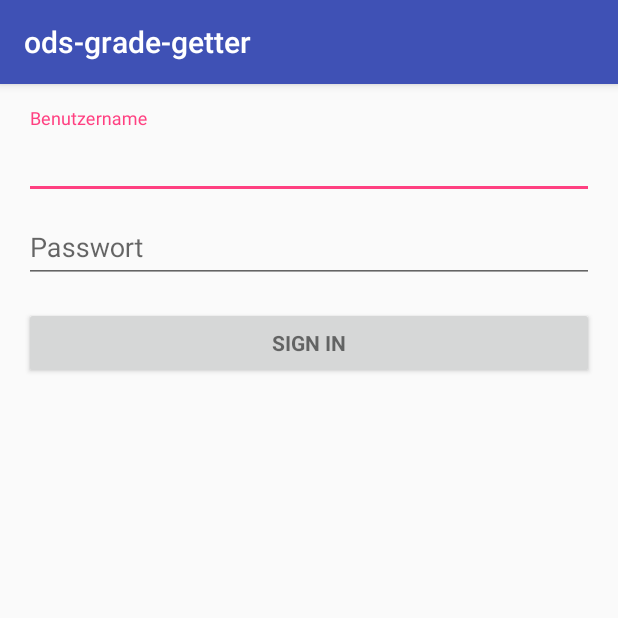
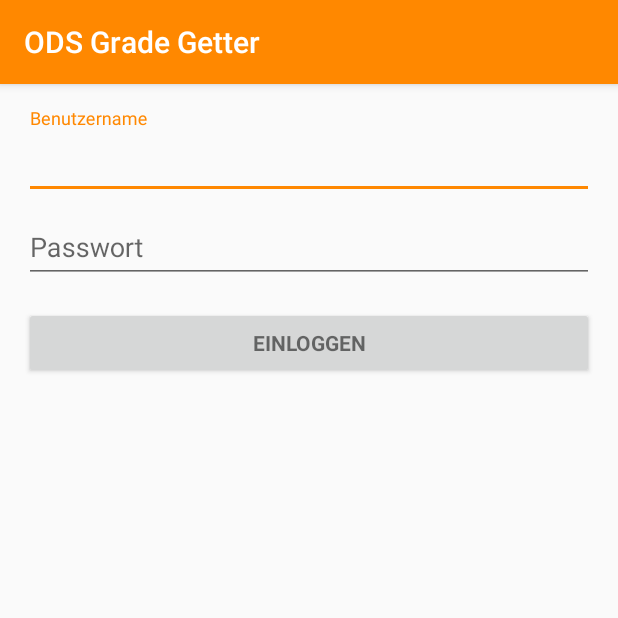
Before and after one commit to devWhyqueue/ods-grade-getter, an Android app: the screen it shows after launch (LoginActivity), on a phone screen of 412 x 824 dp, the top half of it. Run offline under Robolectric (Android 15) with nearby library versions, the phone set to English and light mode, and no system bars.

Commit message:
UI improvements

```diff
--- a/app/src/main/res/layout/activity_login.xml
+++ b/app/src/main/res/layout/activity_login.xml
@@ -15,9 +15,18 @@
     <ProgressBar
         android:id="@+id/login_progress"
         style="?android:attr/progressBarStyleLarge"
-        android:layout_width="wrap_content"
+        android:layout_width="260dp"
+        android:layout_height="260dp"
+        android:layout_marginBottom="8dp"
+        android:visibility="gone" />
+
+    <TextView
+        android:id="@+id/loading_text"
+        android:layout_width="match_parent"
         android:layout_height="wrap_content"
-        android:layout_marginBottom="8dp"
+        android:gravity="center_horizontal"
+        android:text="Logging you in..."
+        android:textAppearance="@style/TextAppearance.AppCompat.Large"
         android:visibility="gone" />
 
     <ScrollView
--- a/app/src/main/res/values/colors.xml
+++ b/app/src/main/res/values/colors.xml
@@ -1,6 +1,6 @@
 <?xml version="1.0" encoding="utf-8"?>
 <resources>
-    <color name="colorPrimary">#3F51B5</color>
-    <color name="colorPrimaryDark">#303F9F</color>
-    <color name="colorAccent">#FF4081</color>
+    <color name="colorPrimary">#ffff8800</color>
+    <color name="colorPrimaryDark">#ffff8800</color>
+    <color name="colorAccent">#ffff8800</color>
 </resources>
--- a/app/src/main/res/values/strings.xml
+++ b/app/src/main/res/values/strings.xml
@@ -1,11 +1,11 @@
 <resources>
-    <string name="app_name">ods-grade-getter</string>
+    <string name="app_name">ODS Grade Getter</string>
 
     <!-- Strings related to login -->
     <string name="prompt_email">Email</string>
     <string name="prompt_password">Password (optional)</string>
     <string name="action_sign_in">Sign in or register</string>
-    <string name="action_sign_in_short">Sign in</string>
+    <string name="action_sign_in_short">Einloggen</string>
     <string name="error_invalid_email">This email address is invalid</string>
     <string name="error_invalid_password">This password is too short</string>
     <string name="error_incorrect_password">This password is incorrect</string>
```
Also changed, not shown: app/src/main/java/de/queisler/ods_grade_getter/LoginActivity.java (+13 -0 lines), app/src/main/java/de/queisler/ods_grade_getter/ShowGradesActivity.java (+8 -1 lines), app/src/main/res/layout/activity_show_grades.xml (+43 -15 lines).
